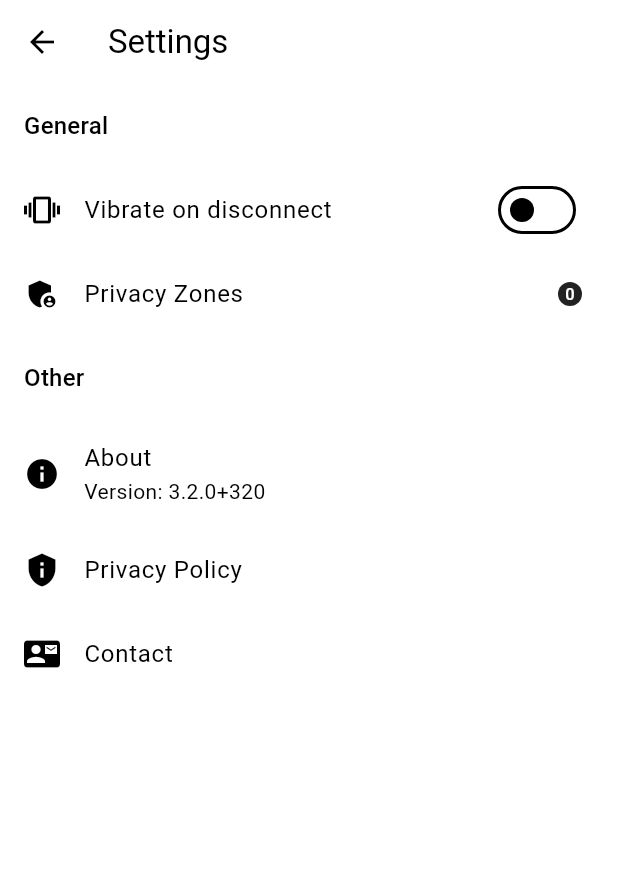
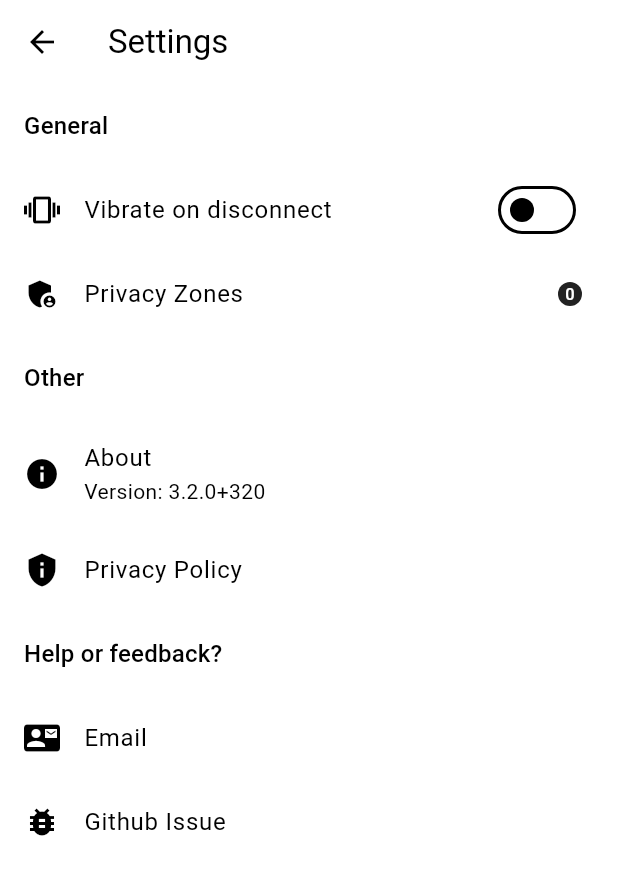
Before and after one commit to reedu-reengineering-education/sensebox-bike-flutter, a Flutter app: the SettingsScreen screen opened directly, on a phone screen of 412 x 824 dp. Shown: the top 875 px of the screen. Run offline on Flutter 3.47's test engine with Material 3 defaults, Android fonts, the phone set to English and light mode, and no system bars; our stand-ins replace app_links, cached_network_image, csv, device_info_plus, fl_chart, flutter_blue_plus and 9 more; missing offline and left inert: google_polyline_algorithm, mapbox_maps_flutter, mapbox_maps_flutter_draw, simplify, turf; accounts and stored records are empty; generated files the repository leaves out were written again; statements that could not run were skipped.

Commit message:
feat: add link to gh issue creation

```diff
--- a/lib/constants.dart
+++ b/lib/constants.dart
@@ -4,6 +4,11 @@ const premanentConnectivityFalurePeriod = 20; // in minutes
 const defaultTimeout = 30; // in seconds
 
 const openSenseMapUrl = 'https://api.opensensemap.org';
+const senseBoxBikePrivacyPolicyUrl =
+    'https://sensebox.de/sensebox-bike-privacy-policy';
+const contactEmail = 'kontakt@reedu.de';
+const gitHubNewIssueUrl =
+    'https://github.com/reedu-reengineering-education/sensebox-bike-flutter/issues/new/choose';
 const privacyPolicyUrl =
     'https://opensensemap.org/privacy'; // URL for the privacy policy
 
--- a/lib/l10n/app_de.arb
+++ b/lib/l10n/app_de.arb
@@ -98,7 +98,9 @@
             }
         }
     },
-    "settingsContact": "Kontakt",
+    "settingsContact": "Hilfe oder Feedback?",
+    "settingsEmail": "E-Mail",
+    "settingsGithub": "Github Issue",
     "privacyZonesStart": "Tippen Sie auf die Karte, um mit dem Zeichnen einer Zone zu beginnen. Tippen Sie auf das Häkchen, um den Vorgang zu beenden.",
     "privacyZonesDelete": "Tippen Sie auf eine Zone, um sie zu löschen. Tippen Sie auf das Häkchen, um den Vorgang zu beenden.",
     "trackDetailsPermissionsError": "Keine Berechtigung zum Speichern der Datei auf externem Speicher.",
--- a/lib/l10n/app_en.arb
+++ b/lib/l10n/app_en.arb
@@ -98,7 +98,9 @@
             }
         }
     },
-    "settingsContact": "Contact",
+    "settingsContact": "Help or feedback?",
+    "settingsEmail": "Email",
+    "settingsGithub": "Github Issue",
     "privacyZonesStart": "Tap on the map to start drawing a zone. Tap the checkmark to finish.",
     "privacyZonesDelete": "Tap on a zone to delete it. Tap the checkmark to finish.",
     "trackDetailsPermissionsError": "Permission denied to save file to external storage.",
--- a/lib/l10n/app_pt.arb
+++ b/lib/l10n/app_pt.arb
@@ -98,7 +98,9 @@
             }
         }
     },
-    "settingsContact": "Contato",
+    "settingsContact": "Ajuda ou feedback?",
+    "settingsEmail": "E-mail",
+    "settingsGithub": "Github Issue",
     "privacyZonesStart": "Toque no mapa para começar a desenhar uma área. Toque na marca de seleção para finalizar.",
     "privacyZonesDelete": "Toque em uma área para excluí-la. Toque na marca de seleção para finalizar.",
     "trackDetailsPermissionsError": "Permissão negada para salvar o arquivo no armazenamento externo.",
--- a/lib/ui/screens/settings_screen.dart
+++ b/lib/ui/screens/settings_screen.dart
@@ -2,6 +2,7 @@ import 'package:flutter/material.dart';
 import 'package:package_info_plus/package_info_plus.dart';
 import 'package:provider/provider.dart';
 import 'package:sensebox_bike/blocs/settings_bloc.dart';
+import 'package:sensebox_bike/constants.dart';
 import 'package:sensebox_bike/ui/screens/exclusion_zones_screen.dart';
 import 'package:url_launcher/url_launcher.dart';
 import 'package:flutter_gen/gen_l10n/app_localizations.dart';
@@ -86,16 +87,30 @@ class SettingsScreen extends StatelessWidget {
             leading: const Icon(Icons.privacy_tip),
             title: Text(AppLocalizations.of(context)!.settingsPrivacyPolicy),
             onTap: () {
+              launchUrl(Uri.parse(senseBoxBikePrivacyPolicyUrl));
+            },
+          ),
+          // Help Section
+          Padding(
+            padding: const EdgeInsets.all(16.0),
+            child: Text(
+              AppLocalizations.of(context)!.settingsContact,
+              style: Theme.of(context).textTheme.titleMedium,
+            ),
+          ),
+          ListTile(
+            leading: const Icon(Icons.contact_mail),
+            title: Text(AppLocalizations.of(context)!.settingsEmail),
+            onTap: () {
               launchUrl(Uri.parse(
-                  'https://sensebox.de/sensebox-bike-privacy-policy'));
+                  'mailto:$contactEmail?subject=senseBox:bike%20App'));
             },
           ),
           ListTile(
-            leading: const Icon(Icons.contact_mail),
-            title: Text(AppLocalizations.of(context)!.settingsContact),
+            leading: const Icon(Icons.bug_report),
+            title: Text(AppLocalizations.of(context)!.settingsGithub),
             onTap: () {
-              launchUrl(Uri.parse(
-                  'mailto:kontakt@reedu.de?subject=senseBox:bike%20App'));
+              launchUrl(Uri.parse(gitHubNewIssueUrl));
             },
           ),
         ],
```
